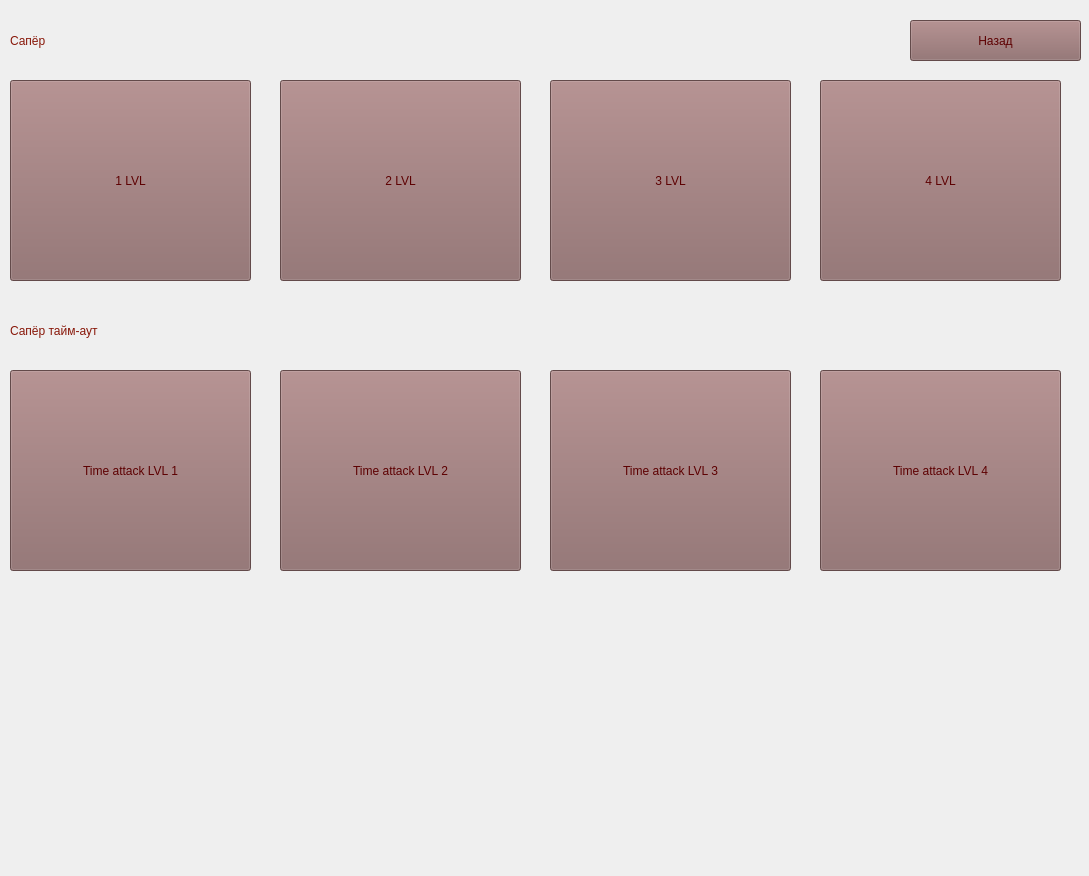
The window that QT_files/untitled_lvl.ui (Anechka456/GameSaper) describes before a commit, drawn with Qt 5.
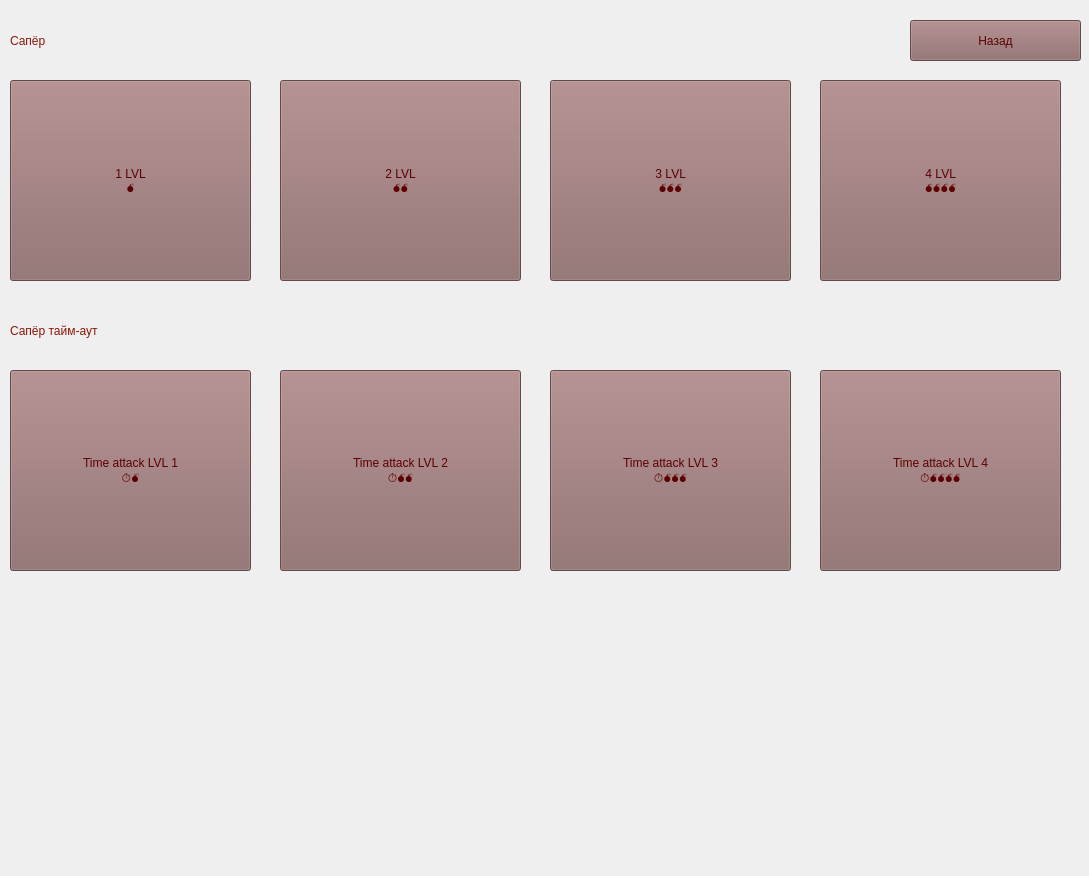
The same window after the commit.

What changed in the file:
```diff
--- a/QT_files/untitled_lvl.ui
+++ b/QT_files/untitled_lvl.ui
@@ -45,7 +45,8 @@
 background-color: rgb(139, 103, 103);</string>
    </property>
    <property name="text">
-    <string>Time attack LVL 1</string>
+    <string>Time attack LVL 1 
+⏱️💣</string>
    </property>
   </widget>
   <widget class="QPushButton" name="lvl3">
@@ -63,7 +64,8 @@
 background-color: rgb(139, 103, 103);</string>
    </property>
    <property name="text">
-    <string>3 LVL</string>
+    <string>3 LVL 
+💣💣💣</string>
    </property>
   </widget>
   <widget class="QPushButton" name="lvl2">
@@ -81,7 +83,8 @@
 background-color: rgb(139, 103, 103);</string>
    </property>
    <property name="text">
-    <string>2 LVL</string>
+    <string>2 LVL
+💣💣</string>
    </property>
   </widget>
   <widget class="QLabel" name="label">
@@ -116,7 +119,8 @@
 background-color: rgb(139, 103, 103);</string>
    </property>
    <property name="text">
-    <string>Time attack LVL 2</string>
+    <string>Time attack LVL 2
+⏱️💣💣</string>
    </property>
   </widget>
   <widget class="QPushButton" name="lvl1">
@@ -137,7 +141,8 @@
 background-color: rgb(139, 103, 103);</string>
    </property>
    <property name="text">
-    <string>1 LVL</string>
+    <string>1 LVL
+💣</string>
    </property>
    <property name="shortcut">
     <string/>
@@ -158,7 +163,8 @@
 background-color: rgb(139, 103, 103);</string>
    </property>
    <property name="text">
-    <string>Time attack LVL 3</string>
+    <string>Time attack LVL 3
+⏱️💣💣💣</string>
    </property>
   </widget>
   <widget class="QPushButton" name="exit">
@@ -194,7 +200,8 @@
 background-color: rgb(139, 103, 103);</string>
    </property>
    <property name="text">
-    <string>4 LVL</string>
+    <string>4 LVL 
+💣💣💣💣</string>
    </property>
   </widget>
   <widget class="QPushButton" name="time_lvl4">
@@ -212,7 +219,8 @@
 background-color: rgb(139, 103, 103);</string>
    </property>
    <property name="text">
-    <string>Time attack LVL 4</string>
+    <string>Time attack LVL 4
+⏱️💣💣💣💣</string>
    </property>
   </widget>
  </widget>
```
Left out of the diff: 3 changed lines with no effect on the pictures.
